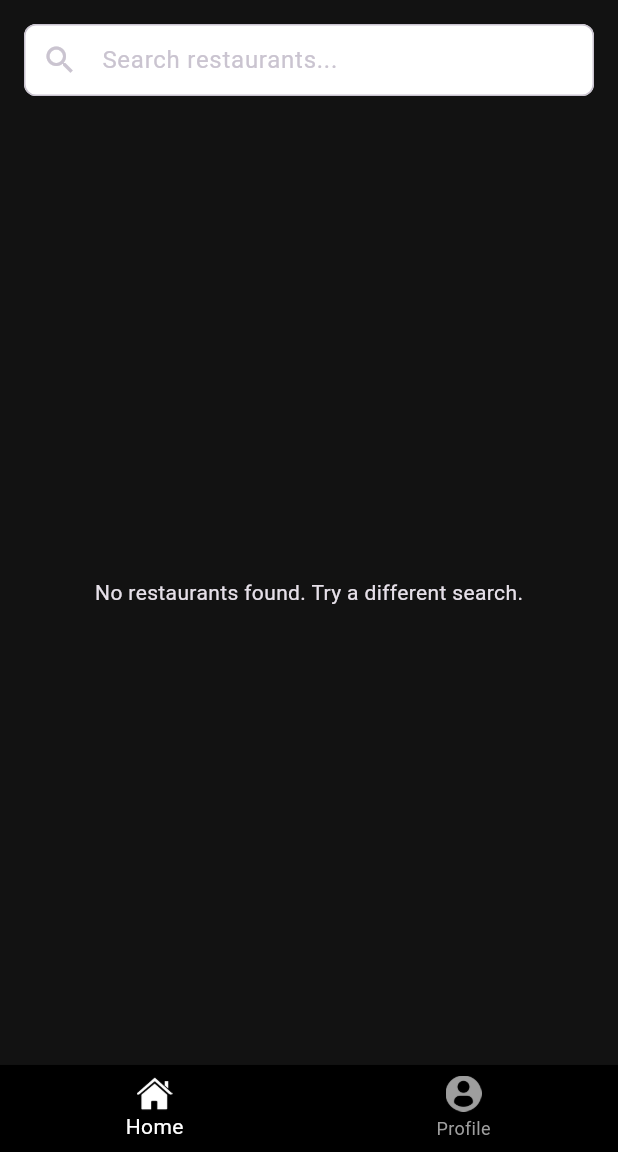
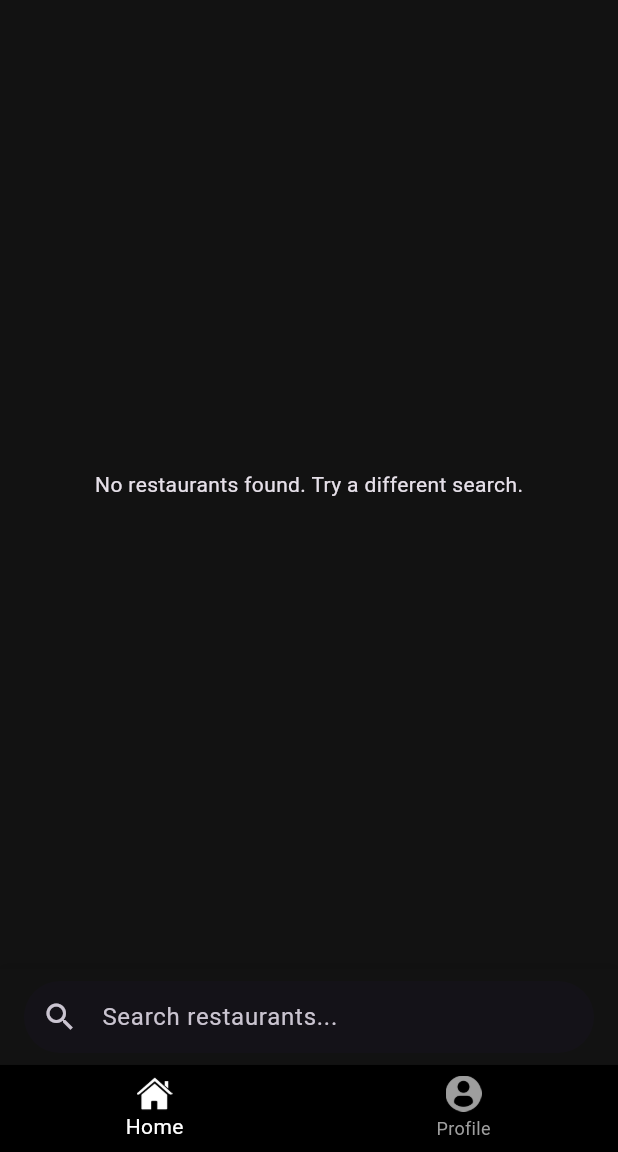
Before and after one commit to zarathomas2107/ConciergeX, a Flutter app: the MainScreen screen opened directly, on a phone screen of 412 x 824 dp, the part 84-1236 px from its top. Run offline on Flutter 3.47's test engine with Material 3 defaults, Android fonts, the phone set to English and light mode, and no system bars; our stand-ins replace app_links, flutter_dotenv, geolocator, supabase, supabase_flutter; missing offline and left inert: dart_openai; accounts and stored records are empty.

Commit message:
Fix search functionality by implementing GlobalKey for HomeScreen state management

```diff
--- a/lib/screens/home_screen.dart
+++ b/lib/screens/home_screen.dart
@@ -40,7 +40,7 @@ class HomeScreenState extends State<HomeScreen> {
     _filteredRestaurants = _restaurants;
   }
 
-  Future<void> _filterRestaurants(String query) async {
+  Future<void> filterRestaurants(String query) async {
     if (query.isEmpty) {
       setState(() {
         _filteredRestaurants = _restaurants;
@@ -183,29 +183,6 @@ class HomeScreenState extends State<HomeScreen> {
       body: SafeArea(
         child: Column(
           children: [
-            // Search Bar - now at the top with proper styling
-            Padding(
-              padding: const EdgeInsets.all(16),
-              child: TextField(
-                controller: _searchController,
-                decoration: InputDecoration(
-                  hintText: 'Search restaurants...',
-                  border: OutlineInputBorder(
-                    borderRadius: BorderRadius.circular(8),
-                  ),
-                  filled: true,
-                  fillColor: Colors.white,
-                  prefixIcon: const Icon(Icons.search),
-                  contentPadding: const EdgeInsets.symmetric(
-                    horizontal: 16,
-                    vertical: 12,
-                  ),
-                ),
-                onSubmitted: _filterRestaurants,
-                textInputAction: TextInputAction.search,
-              ),
-            ),
-
             // Loading indicator or results
             Expanded(
               child: _isSearching
--- a/lib/screens/main_screen.dart
+++ b/lib/screens/main_screen.dart
@@ -17,6 +17,7 @@ class _MainScreenState extends State<MainScreen> {
   bool _isLoading = true;
   String? _error;
   int _currentIndex = 0;
+  final _homeScreenKey = GlobalKey<HomeScreenState>();
 
   @override
   void initState() {
@@ -81,16 +82,59 @@ class _MainScreenState extends State<MainScreen> {
           ),
         ),
       ),
-      body: _currentIndex == 0
+      body: Column(
+        children: [
+          Expanded(
+            child: _currentIndex == 0
                 ? (_error != null
                     ? Center(child: Text(_error!, style: const TextStyle(color: Colors.red)))
                     : _isLoading
                         ? const Center(child: CircularProgressIndicator())
                         : HomeScreen(
+                            key: _homeScreenKey,
                             restaurants: _restaurants,
                             onRestaurantsUpdated: _handleRestaurantsUpdated,
                           ))
                 : const ProfileScreen(),
+          ),
+          // Search bar above navigation bar
+          if (_currentIndex == 0) // Only show search on home screen
+            Container(
+              padding: const EdgeInsets.symmetric(horizontal: 16, vertical: 8),
+              decoration: BoxDecoration(
+                color: Theme.of(context).scaffoldBackgroundColor,
+                boxShadow: [
+                  BoxShadow(
+                    color: Colors.black.withOpacity(0.1),
+                    blurRadius: 4,
+                    offset: const Offset(0, -2),
+                  ),
+                ],
+              ),
+              child: TextField(
+                decoration: InputDecoration(
+                  hintText: 'Search restaurants...',
+                  prefixIcon: const Icon(Icons.search),
+                  border: OutlineInputBorder(
+                    borderRadius: BorderRadius.circular(25),
+                    borderSide: BorderSide.none,
+                  ),
+                  filled: true,
+                  fillColor: Theme.of(context).cardColor,
+                  contentPadding: const EdgeInsets.symmetric(
+                    horizontal: 20,
+                    vertical: 10,
+                  ),
+                ),
+                onSubmitted: (query) {
+                  if (_currentIndex == 0 && query.isNotEmpty) {
+                    _homeScreenKey.currentState?.filterRestaurants(query);
+                  }
+                },
+              ),
+            ),
+        ],
+      ),
       bottomNavigationBar: BottomNavigationBar(
         backgroundColor: Colors.black,
         currentIndex: _currentIndex,
```
Lines whose indentation alone changed are shown as unchanged.
